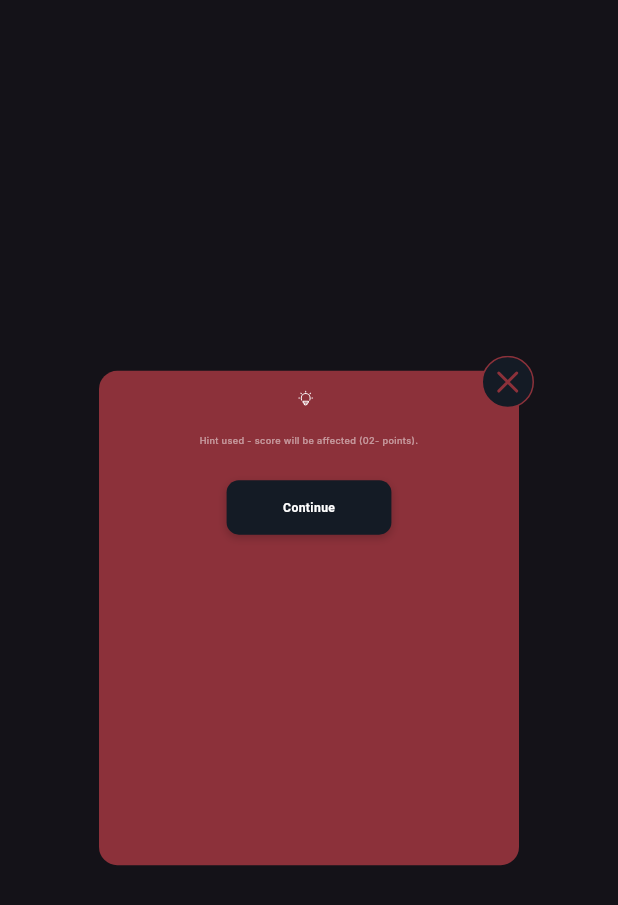
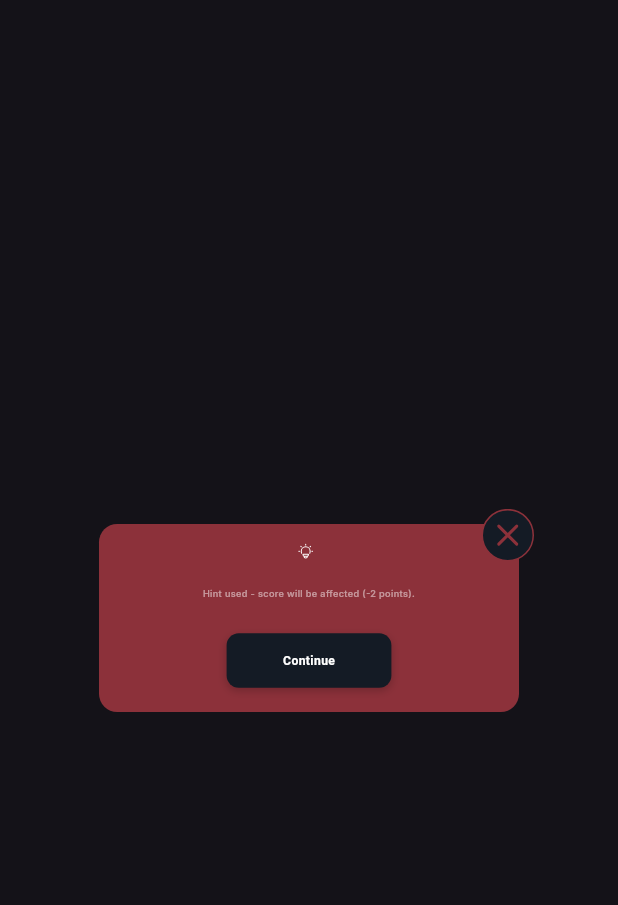
Before and after one commit to ahmadzaib-official/alqadiya-flutter-app, a Flutter app: the VideoEvidenceDialog widget shown alone on an empty page, opened directly with empty values, after a tap on "Continue", on a phone screen of 412 x 824 dp. Shown: the top 905 px of the screen. Run offline on Flutter 3.47's test engine with Material 3 defaults, Android fonts, the phone set to English and light mode, and no system bars; our stand-ins replace another_flushbar, cached_network_image, dio, firebase_core, flutter_screenutil, flutter_spinkit and 15 more; missing offline and left inert: cached_video_player_plus, just_the_tooltip, syncfusion_flutter_pdfviewer; accounts and stored records are empty; network calls fail; Roboto replaces fonts that are missing (Cairo); project files that could hold a hidden picture were left out.

Commit message:
hint dialog

```diff
--- a/lib/features/game/widget/video_hint_dialog.dart
+++ b/lib/features/game/widget/video_hint_dialog.dart
@@ -1,7 +1,9 @@
 import 'package:alqadiya_game/core/constants/my_icons.dart';
 import 'package:alqadiya_game/core/style/text_styles.dart';
 import 'package:alqadiya_game/core/theme/my_colors.dart';
+import 'package:alqadiya_game/features/game/controller/audio_player_provider.dart';
 import 'package:alqadiya_game/features/game/controller/video_player_provider.dart';
+import 'package:alqadiya_game/features/game/widget/suspect_detail/pdf_viewer.dart';
 import 'package:cached_network_image/cached_network_image.dart';
 import 'package:flutter/material.dart';
 import 'package:flutter_screenutil/flutter_screenutil.dart';
@@ -9,10 +11,14 @@ import 'package:flutter_svg/flutter_svg.dart';
 import 'package:get/get.dart';
 import 'package:video_player/video_player.dart';
 
+/// Dialog to display hints with support for video, image, audio, and document types
 class VideoEvidenceDialog extends StatefulWidget {
   final String title;
   final String? videoUrl;
   final String? imageUrl;
+  final String? audioUrl;
+  final String? documentUrl;
+  final String? hintType; // 'video', 'image', 'audio', 'document'
   final VoidCallback? onContinue;
   final bool showHintText;
   final int hintPoints;
@@ -22,10 +28,34 @@ class VideoEvidenceDialog extends StatefulWidget {
     required this.title,
     this.videoUrl,
     this.imageUrl,
+    this.audioUrl,
+    this.documentUrl,
+    this.hintType,
     this.onContinue,
     this.showHintText = false,
     this.hintPoints = 2,
   });
+
+  /// Get media URL based on hint type
+  String? get mediaUrl {
+    final type = hintType?.toLowerCase();
+    switch (type) {
+      case 'video':
+        return videoUrl;
+      case 'image':
+        return imageUrl;
+      case 'audio':
+        return audioUrl;
+      case 'document':
+        return documentUrl;
+      default:
+        // Fallback: check URLs in order
+        return videoUrl ?? imageUrl ?? audioUrl ?? documentUrl;
+    }
+  }
+
+  /// Get normalized hint type
+  String? get normalizedHintType => hintType?.toLowerCase();
 
   @override
   State<VideoEvidenceDialog> createState() => _VideoEvidenceDialogState();
@@ -34,30 +64,51 @@ class VideoEvidenceDialog extends StatefulWidget {
 class _VideoEvidenceDialogState extends State<VideoEvidenceDialog> {
   bool _showText = false;
   late VideoPlayerStateController _videoController;
-  final String _controllerTag =
+  late AudioPlayerController _audioController;
+  final String _videoControllerTag =
       'video_hint_${DateTime.now().millisecondsSinceEpoch}';
+  final String _audioControllerTag =
+      'audio_hint_${DateTime.now().millisecondsSinceEpoch}';
 
   @override
   void initState() {
     super.initState();
-    // Create controller with unique tag for this widget instance
+    _initializeControllers();
+  }
+
+  void _initializeControllers() {
+    // Initialize video controller
     _videoController = Get.put(
       VideoPlayerStateController(),
-      tag: _controllerTag,
+      tag: _videoControllerTag,
     );
-    // Initialize video after frame is built
-    if (widget.videoUrl != null && widget.videoUrl!.isNotEmpty) {
+
+    // Initialize audio controller
+    _audioController = Get.put(
+      AudioPlayerController(),
+      tag: _audioControllerTag,
+    );
+
+    // Initialize media based on type
     WidgetsBinding.instance.addPostFrameCallback((_) {
-        _videoController.initializeVideo(widget.videoUrl);
+      final type = widget.normalizedHintType;
+      final mediaUrl = widget.mediaUrl;
+
+      if (type == 'video' && mediaUrl != null && mediaUrl.isNotEmpty) {
+        _videoController.initializeVideo(mediaUrl);
+      } else if (type == 'audio' && mediaUrl != null && mediaUrl.isNotEmpty) {
+        _audioController.initializeAudio(mediaUrl);
+      }
     });
-    }
   }
 
   @override
   void dispose() {
-    // Remove controller when widget is disposed
-    if (Get.isRegistered<VideoPlayerStateController>(tag: _controllerTag)) {
-      Get.delete<VideoPlayerStateController>(tag: _controllerTag);
+    if (Get.isRegistered<VideoPlayerStateController>(tag: _videoControllerTag)) {
+      Get.delete<VideoPlayerStateController>(tag: _videoControllerTag);
+    }
+    if (Get.isRegistered<AudioPlayerController>(tag: _audioControllerTag)) {
+      Get.delete<AudioPlayerController>(tag: _audioControllerTag);
     }
     super.dispose();
   }
@@ -69,8 +120,7 @@ class _VideoEvidenceDialogState extends State<VideoEvidenceDialog> {
       insetPadding: EdgeInsets.symmetric(horizontal: 20.w),
       child: Container(
         width: 0.4.sw,
-        height: _showText ? 0.4.sh : null,
-        constraints: _showText ? null : BoxConstraints(maxHeight: 0.9.sh),
+        constraints: BoxConstraints(maxHeight: 0.9.sh),
         decoration: BoxDecoration(
           color: MyColors.redButtonColor,
           borderRadius: BorderRadius.circular(12.r),
@@ -78,56 +128,32 @@ class _VideoEvidenceDialogState extends State<VideoEvidenceDialog> {
         child: Stack(
           clipBehavior: Clip.none,
           children: [
-            Column(
+            SingleChildScrollView(
+              child: Column(
                 mainAxisSize: MainAxisSize.min,
                 crossAxisAlignment: CrossAxisAlignment.center,
                 children: [
-                // Header with title
-                _buildHeader(context),
-                // Content area (video or image or text)
+                  _buildHeader(),
                   _buildContent(),
-                // Continue button
                   SizedBox(height: 16.h),
-                _buildContinueButton(context),
+                  _buildContinueButton(),
                   SizedBox(height: 16.h),
                 ],
               ),
-            // Close button positioned at top-right
-            Positioned(
-              top: -10,
-              right: -10,
-              child: GestureDetector(
-                onTap: () {
-                  if (_showText) {
-                    Navigator.of(context).pop();
-                    widget.onContinue?.call();
-                  } else {
-                    setState(() {
-                      _showText = true;
-                    });
-                  }
-                },
-                child: SvgPicture.asset(
-                  MyIcons.close_brown_rounded,
-
-                  // width: 12.w,
-                  // height: 12.w,
             ),
-              ),
-            ),
+            _buildCloseButton(),
           ],
         ),
       ),
     );
   }
 
-  Widget _buildHeader(BuildContext context) {
+  Widget _buildHeader() {
     return Padding(
       padding: EdgeInsets.symmetric(horizontal: 16.w, vertical: 12.h),
       child: Row(
         mainAxisAlignment: MainAxisAlignment.center,
         children: [
-          // Lightbulb icon
           SvgPicture.asset(
             MyIcons.bulb,
             width: 10.w,
@@ -135,8 +161,8 @@ class _VideoEvidenceDialogState extends State<VideoEvidenceDialog> {
             colorFilter: const ColorFilter.mode(Colors.white, BlendMode.srcIn),
           ),
           SizedBox(width: 4.w),
-          // Title - centered
-          Text(
+          Flexible(
+            child: Text(
               widget.title,
               style: AppTextStyles.heading1().copyWith(
                 fontSize: 8.sp,
@@ -144,6 +170,9 @@ class _VideoEvidenceDialogState extends State<VideoEvidenceDialog> {
                 fontWeight: FontWeight.bold,
               ),
               textAlign: TextAlign.center,
+              maxLines: 2,
+              overflow: TextOverflow.ellipsis,
+            ),
           ),
         ],
       ),
@@ -151,30 +180,272 @@ class _VideoEvidenceDialogState extends State<VideoEvidenceDialog> {
   }
 
   Widget _buildContent() {
+    final contentHeight = _showText ? 20.h : _getContentHeight();
     return Container(
       width: double.infinity,
-      height: _showText ? 20.h : 200.h,
+      height: contentHeight,
       margin: EdgeInsets.symmetric(horizontal: _showText ? 5.w : 12.w),
-      decoration: BoxDecoration(borderRadius: BorderRadius.circular(8.r)),
+      decoration: BoxDecoration(
+        borderRadius: BorderRadius.circular(8.r),
+      ),
       child: ClipRRect(
         borderRadius: BorderRadius.circular(10.r),
         clipBehavior: Clip.antiAliasWithSaveLayer,
-        child: _buildMediaContent(),
+        child: _showText ? _buildTextContent() : _buildMediaContent(),
       ),
     );
   }
 
-  Widget _buildMediaContent() {
-    // If text should be shown instead of video
-    if (_showText) {
-      return _buildTextContent();
+  double _getContentHeight() {
+    final type = widget.normalizedHintType;
+    switch (type) {
+      case 'video':
+        return 200.h;
+      case 'image':
+        return 200.h;
+      case 'audio':
+        return 120.h;
+      case 'document':
+        return 150.h;
+      default:
+        return 200.h;
+    }
   }
 
-    // If video URL is provided, show video player with GetX
+  Widget _buildMediaContent() {
+    final type = widget.normalizedHintType;
+    final mediaUrl = widget.mediaUrl;
+
+    if (mediaUrl == null || mediaUrl.isEmpty) {
+      return _buildEmptyState();
+    }
+
+    switch (type) {
+      case 'video':
+        return _buildVideoContent();
+      case 'image':
+        return _buildImageContent();
+      case 'audio':
+        return _buildAudioContent();
+      case 'document':
+        return _buildDocumentContent();
+      default:
+        // Fallback: try to determine type from available URLs
         if (widget.videoUrl != null && widget.videoUrl!.isNotEmpty) {
+          return _buildVideoContent();
+        } else if (widget.imageUrl != null && widget.imageUrl!.isNotEmpty) {
+          return _buildImageContent();
+        } else if (widget.audioUrl != null && widget.audioUrl!.isNotEmpty) {
+          return _buildAudioContent();
+        } else if (widget.documentUrl != null && widget.documentUrl!.isNotEmpty) {
+          return _buildDocumentContent();
+        }
+        return _buildEmptyState();
+    }
+  }
+
+  Widget _buildVideoContent() {
     return Obx(() {
-        // Loading state
       if (_videoController.isVideoLoading.value) {
+        return _buildLoadingState('Loading video...'.tr);
+      }
+
+      if (_videoController.hasError) {
+        return _buildErrorState(
+          _videoController.errorMessage.value ?? 'Failed to load video'.tr,
+          onRetry: () => _videoController.retry(),
+        );
+      }
+
+      if (_videoController.isVideoInitialized.value &&
+          _videoController.videoController != null) {
+        return _buildVideoPlayer();
+      }
+
+      return _buildLoadingState('Loading video...'.tr);
+    });
+  }
+
+  Widget _buildVideoPlayer() {
+    return Obx(
+      () => Stack(
+        fit: StackFit.expand,
+        children: [
+          VideoPlayer(_videoController.videoController!),
+          GestureDetector(
+            onTap: () => _videoController.togglePlayback(),
+            child: Container(
+              color: Colors.transparent,
+              child: Center(
+                child: AnimatedOpacity(
+                  opacity: _videoController.isVideoPlaying.value ? 0.0 : 1.0,
+                  duration: const Duration(milliseconds: 300),
+                  child: Container(
+                    padding: EdgeInsets.all(6.w),
+                    decoration: BoxDecoration(
+                      color: Colors.black.withValues(alpha: 0.5),
+                      shape: BoxShape.circle,
+                    ),
+                    child: Icon(
+                      _videoController.isVideoPlaying.value
+                          ? Icons.pause
+                          : Icons.play_arrow,
+                      color: Colors.white,
+                      size: 16.sp,
+                    ),
+                  ),
+                ),
+              ),
+            ),
+          ),
+        ],
+      ),
+    );
+  }
+
+  Widget _buildImageContent() {
+    return CachedNetworkImage(
+      imageUrl: widget.mediaUrl!,
+      fit: BoxFit.cover,
+      placeholder: (context, url) => _buildLoadingState('Loading image...'.tr),
+      errorWidget: (context, url, error) => _buildErrorState(
+        'Failed to load image'.tr,
+      ),
+    );
+  }
+
+  Widget _buildAudioContent() {
+    return Obx(() {
+      if (_audioController.isLoading.value) {
+        return _buildLoadingState('Loading audio...'.tr);
+      }
+
+      if (_audioController.hasError) {
+        return _buildErrorState(
+          _audioController.errorMessage.value ?? 'Failed to load audio'.tr,
+          onRetry: () {
+            final url = widget.mediaUrl;
+            if (url != null && url.isNotEmpty) {
+              _audioController.initializeAudio(url);
+            }
+          },
+        );
+      }
+
+      return Container(
+        padding: EdgeInsets.all(16.w),
+        child: Column(
+          mainAxisAlignment: MainAxisAlignment.center,
+          children: [
+            // Play/Pause button
+            GestureDetector(
+              onTap: () => _audioController.togglePlayPause(),
+              child: Container(
+                width: 60.w,
+                height: 60.w,
+                decoration: BoxDecoration(
+                  color: MyColors.BlueColor,
+                  shape: BoxShape.circle,
+                ),
+                child: Icon(
+                  _audioController.isPlaying.value ? Icons.pause : Icons.play_arrow,
+                  color: Colors.white,
+                  size: 32.sp,
+                ),
+              ),
+            ),
+            SizedBox(height: 12.h),
+            // Progress indicator
+            ClipRRect(
+              borderRadius: BorderRadius.circular(2.r),
+              child: LinearProgressIndicator(
+                value: _audioController.progress,
+                backgroundColor: Colors.white.withValues(alpha: 0.2),
+                valueColor: const AlwaysStoppedAnimation<Color>(Colors.white),
+                minHeight: 4.h,
+              ),
+            ),
+            SizedBox(height: 8.h),
+            // Duration info
+            if (_audioController.duration.value != Duration.zero)
+              Text(
+                '${_formatDuration(_audioController.position.value)} / ${_formatDuration(_audioController.duration.value)}',
+                style: AppTextStyles.captionRegular10().copyWith(
+                  color: Colors.white,
+                  fontSize: 10.sp,
+                ),
+              ),
+          ],
+        ),
+      );
+    });
+  }
+
+  Widget _buildDocumentContent() {
+    return Container(
+      padding: EdgeInsets.all(16.w),
+      child: Column(
+        mainAxisAlignment: MainAxisAlignment.center,
+        children: [
+          SvgPicture.asset(
+            MyIcons.document,
+            width: 60.w,
+            height: 60.w,
+            colorFilter: const ColorFilter.mode(Colors.white, BlendMode.srcIn),
+          ),
+          SizedBox(height: 12.h),
+          Text(
+            'Document'.tr,
+            style: AppTextStyles.heading1().copyWith(
+              fontSize: 10.sp,
+              color: Colors.white,
+              fontWeight: FontWeight.bold,
+            ),
+          ),
+          SizedBox(height: 8.h),
+          Text(
+            'Tap to view document'.tr,
+            style: AppTextStyles.captionRegular10().copyWith(
+              color: Colors.white.withValues(alpha: 0.7),
+              fontSize: 9.sp,
+            ),
+            textAlign: TextAlign.center,
+          ),
+          SizedBox(height: 16.h),
+          GestureDetector(
+            onTap: () {
+              final url = widget.mediaUrl;
+              if (url != null && url.isNotEmpty) {
+                Navigator.push(
+                  context,
+                  MaterialPageRoute(
+                    builder: (context) => PDFViewerScreen(pdfUrl: url),
+                  ),
+                );
+              }
+            },
+            child: Container(
+              padding: EdgeInsets.symmetric(horizontal: 24.w, vertical: 10.h),
+              decoration: BoxDecoration(
+                color: MyColors.BlueColor,
+                borderRadius: BorderRadius.circular(8.r),
+              ),
+              child: Text(
+                'Open Document'.tr,
+                style: AppTextStyles.heading1().copyWith(
+                  fontSize: 8.sp,
+                  color: Colors.white,
+                  fontWeight: FontWeight.bold,
+                ),
+              ),
+            ),
+          ),
+        ],
+      ),
+    );
+  }
+
+  Widget _buildLoadingState(String message) {
     return Center(
       child: Column(
         mainAxisAlignment: MainAxisAlignment.center,
@@ -182,7 +453,7 @@ class _VideoEvidenceDialogState extends State<VideoEvidenceDialog> {
           const CircularProgressIndicator(color: Colors.white),
           SizedBox(height: 12.h),
           Text(
-                  'Loading video...'.tr,
+            message,
             style: AppTextStyles.captionRegular10().copyWith(
               color: Colors.white,
               fontSize: 12.sp,
@@ -193,19 +464,19 @@ class _VideoEvidenceDialogState extends State<VideoEvidenceDialog> {
     );
   }
 
-        // Error state
-        if (_videoController.hasError) {
+  Widget _buildErrorState(String message, {VoidCallback? onRetry}) {
     return Center(
+      child: SingleChildScrollView(
         child: Padding(
           padding: EdgeInsets.all(16.w),
           child: Column(
             mainAxisAlignment: MainAxisAlignment.center,
+            mainAxisSize: MainAxisSize.min,
             children: [
               Icon(Icons.error_outline, color: Colors.white, size: 48.sp),
               SizedBox(height: 8.h),
               Text(
-                    _videoController.errorMessage.value ??
-                        'Failed to load video'.tr,
+                message,
                 style: AppTextStyles.captionRegular10().copyWith(
                   color: Colors.white,
                   fontSize: 11.sp,
@@ -214,10 +485,10 @@ class _VideoEvidenceDialogState extends State<VideoEvidenceDialog> {
                 maxLines: 3,
                 overflow: TextOverflow.ellipsis,
               ),
+              if (onRetry != null) ...[
                 SizedBox(height: 12.h),
-                  // Retry button
                 GestureDetector(
-                    onTap: () => _videoController.retry(),
+                  onTap: onRetry,
                   child: Container(
                     padding: EdgeInsets.symmetric(
                       horizontal: 16.w,
@@ -237,63 +508,20 @@ class _VideoEvidenceDialogState extends State<VideoEvidenceDialog> {
                   ),
                 ),
               ],
+            ],
+          ),
         ),
       ),
     );
   }
 
-        // Video initialized and ready to play
-        if (_videoController.isVideoInitialized.value &&
-            _videoController.videoController != null) {
-          return _buildVideoPlayer(_videoController);
-        }
-
-        // Default loading state
-        return const Center(
-          child: CircularProgressIndicator(color: Colors.white),
-        );
-      });
-    }
-
-    // Fallback to image if no video
-    if (widget.imageUrl != null && widget.imageUrl!.isNotEmpty) {
-      return CachedNetworkImage(
-        imageUrl: widget.imageUrl!,
-        fit: BoxFit.cover,
-        placeholder:
-            (context, url) => const Center(
-              child: CircularProgressIndicator(
-                color: Colors.white,
-                strokeWidth: 2,
-              ),
-            ),
-        errorWidget:
-            (context, url, error) => Center(
-              child: Column(
-                mainAxisAlignment: MainAxisAlignment.center,
-                children: [
-                  Icon(Icons.error_outline, color: Colors.white, size: 48.sp),
-                  SizedBox(height: 8.h),
-                  Text(
-                    'Failed to load image'.tr,
-                    style: AppTextStyles.captionRegular10().copyWith(
-                      color: Colors.white,
-                      fontSize: 12.sp,
-                    ),
-                  ),
-                ],
-              ),
-            ),
-      );
-    }
-
-    // Default placeholder
+  Widget _buildEmptyState() {
     return Center(
       child: Column(
         mainAxisAlignment: MainAxisAlignment.center,
         children: [
           Icon(
-            Icons.video_library_outlined,
+            Icons.library_music_outlined,
             color: Colors.white.withValues(alpha: 0.5),
             size: 48.sp,
           ),
@@ -310,132 +538,31 @@ class _VideoEvidenceDialogState extends State<VideoEvidenceDialog> {
     );
   }
 
-  Widget _buildVideoPlayer(VideoPlayerStateController controller) {
-    return Obx(
-      () => Stack(
-        fit: StackFit.expand,
-        children: [
-          // Video player
-          VideoPlayer(controller.videoController!),
-          // Play/Pause overlay
-          GestureDetector(
-            onTap: () => controller.togglePlayback(),
-            child: Container(
-              color: Colors.transparent,
-              child: Center(
-                child: AnimatedOpacity(
-                  opacity: controller.isVideoPlaying.value ? 0.0 : 1.0,
-                  duration: const Duration(milliseconds: 300),
-                  child: Container(
-                    padding: EdgeInsets.all(6.w),
-                    decoration: BoxDecoration(
-                      color: Colors.black.withValues(alpha: 0.5),
-                      shape: BoxShape.circle,
-                    ),
-                    child: Icon(
-                      controller.isVideoPlaying.value
-                          ? Icons.pause
-                          : Icons.play_arrow,
-                      color: Colors.white,
-                      size: 16.sp,
-                    ),
-                  ),
-                ),
-              ),
-            ),
-          ),
-
-          // Video controls at bottom
-          // Positioned(
-          //   bottom: 0,
-          //   left: 0,
-          //   right: 0,
-          //   child: Container(
-          //     padding: EdgeInsets.symmetric(horizontal: 8.w, vertical: 8.h),
-          //     decoration: BoxDecoration(
-          //       gradient: LinearGradient(
-          //         begin: Alignment.topCenter,
-          //         end: Alignment.bottomCenter,
-          //         colors: [
-          //           Colors.transparent,
-          //           Colors.black.withValues(alpha: 0.7),
-          //         ],
-          //       ),
-          //     ),
-          //     child: Row(
-          //       children: [
-          //         // Play/Pause button
-          //         GestureDetector(
-          //           onTap: () => provider.togglePlayback(),
-          //           child: Icon(
-          //             provider.isVideoPlaying ? Icons.pause : Icons.play_arrow,
-          //             color: Colors.white,
-          //             size: 20.sp,
-          //           ),
-          //         ),
-          //         SizedBox(width: 8.w),
-          //         // Progress indicator
-          //         Expanded(
-          //           child:
-          //               provider.videoController!.value.isInitialized
-          //                   ? VideoProgressIndicator(
-          //                     provider.videoController!,
-          //                     allowScrubbing: true,
-          //                     colors: const VideoProgressColors(
-          //                       playedColor: Colors.white,
-          //                       bufferedColor: Colors.grey,
-          //                       backgroundColor: Colors.black54,
-          //                     ),
-          //                   )
-          //                   : const SizedBox(),
-          //         ),
-          //         SizedBox(width: 8.w),
-          //         // Duration
-          //         if (provider.videoController!.value.isInitialized)
-          //           Text(
-          //             _formatDuration(provider.videoController!.value.position) +
-          //                 ' / ' +
-          //                 _formatDuration(
-          //                   provider.videoController!.value.duration,
-          //                 ),
-          //             style: AppTextStyles.captionRegular10().copyWith(
-          //               color: Colors.white,
-          //               fontSize: 10.sp,
-          //             ),
-          //           ),
-          //       ],
-          //     ),
-          //   ),
-          // ),
-        ],
-      ),
-    );
-  }
-
   Widget _buildTextContent() {
     return Center(
+      child: Padding(
+        padding: EdgeInsets.symmetric(horizontal: 16.w),
         child: Text(
-        'Hint used - score will be affected (02- points).',
+          'Hint used - score will be affected (-${widget.hintPoints} points).',
           style: AppTextStyles.bodyTextMedium16().copyWith(
             fontSize: 6.sp,
             color: MyColors.white.withValues(alpha: 0.5),
           ),
           textAlign: TextAlign.center,
         ),
+      ),
     );
   }
 
-  Widget _buildContinueButton(BuildContext context) {
+  Widget _buildContinueButton() {
     return Padding(
       padding: EdgeInsets.symmetric(horizontal: 16.w),
       child: GestureDetector(
         onTap: () {
           if (_showText) {
-            // Second continue press - close dialog
             Navigator.of(context).pop();
             widget.onContinue?.call();
           } else {
-            // First continue press - replace video with text
             setState(() {
               _showText = true;
             });
@@ -456,7 +583,6 @@ class _VideoEvidenceDialogState extends State<VideoEvidenceDialog> {
               ),
             ],
           ),
-          child: Center(
           child: Text(
             'Continue'.tr,
             style: AppTextStyles.heading1().copyWith(
@@ -467,19 +593,33 @@ class _VideoEvidenceDialogState extends State<VideoEvidenceDialog> {
           ),
         ),
       ),
+    );
+  }
+
+  Widget _buildCloseButton() {
+    return Positioned(
+      top: -10,
+      right: -10,
+      child: GestureDetector(
+        onTap: () {
+          if (_showText) {
+            Navigator.of(context).pop();
+            widget.onContinue?.call();
+          } else {
+            setState(() {
+              _showText = true;
+            });
+          }
+        },
+        child: SvgPicture.asset(MyIcons.close_brown_rounded),
       ),
     );
   }
 
   String _formatDuration(Duration duration) {
     String twoDigits(int n) => n.toString().padLeft(2, '0');
-    final hours = twoDigits(duration.inHours);
     final minutes = twoDigits(duration.inMinutes.remainder(60));
     final seconds = twoDigits(duration.inSeconds.remainder(60));
-
-    if (duration.inHours > 0) {
-      return '$hours:$minutes:$seconds';
-    }
     return '$minutes:$seconds';
   }
 }
```
Also changed, not shown: lib/features/game/screen/game_screen.dart (+9 -1 lines). Lines whose indentation alone changed are shown as unchanged.
